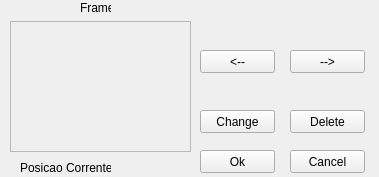
First picture: the form in DEV/Interface/transitionEdit.ui, repository fabriciols/m-fit, before the edit.
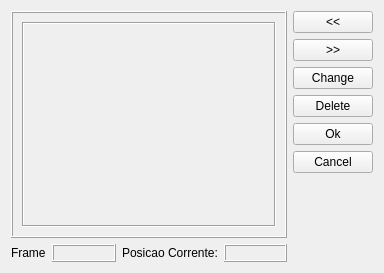
Second picture: the form after the edit.

Commit message: melhorando aquela coisa horrível que o fabrício fez!!! =P

```diff
--- a/DEV/Interface/transitionEdit.ui
+++ b/DEV/Interface/transitionEdit.ui
@@ -5,185 +5,171 @@
    <rect>
     <x>0</x>
     <y>0</y>
-    <width>379</width>
-    <height>177</height>
+    <width>384</width>
+    <height>273</height>
    </rect>
   </property>
+  <property name="sizePolicy" >
+   <sizepolicy vsizetype="Fixed" hsizetype="Fixed" >
+    <horstretch>0</horstretch>
+    <verstretch>0</verstretch>
+   </sizepolicy>
+  </property>
+  <property name="minimumSize" >
+   <size>
+    <width>384</width>
+    <height>273</height>
+   </size>
+  </property>
+  <property name="maximumSize" >
+   <size>
+    <width>384</width>
+    <height>273</height>
+   </size>
+  </property>
   <property name="windowTitle" >
    <string>Form</string>
   </property>
+  <layout class="QGridLayout" name="gridLayout" >
+   <item row="7" column="5" >
+    <widget class="QLabel" name="labelFramePos" >
+     <property name="text" >
+      <string/>
+     </property>
+    </widget>
+   </item>
+   <item row="15" column="0" >
   <widget class="QLabel" name="label" >
-   <property name="geometry" >
-    <rect>
-     <x>80</x>
-     <y>0</y>
-     <width>31</width>
-     <height>16</height>
-    </rect>
+     <property name="maximumSize" >
+      <size>
+       <width>35</width>
+       <height>16777215</height>
+      </size>
    </property>
    <property name="text" >
-    <string>Frame</string>
-   </property>
-  </widget>
-  <widget class="QPushButton" name="changeButton" >
-   <property name="geometry" >
-    <rect>
-     <x>200</x>
-     <y>110</y>
-     <width>75</width>
-     <height>23</height>
-    </rect>
-   </property>
-   <property name="text" >
-    <string>Change</string>
-   </property>
-  </widget>
-  <widget class="QPushButton" name="deleteButton" >
-   <property name="geometry" >
-    <rect>
-     <x>290</x>
-     <y>110</y>
-     <width>75</width>
-     <height>23</height>
-    </rect>
-   </property>
+      <string>Frame:</string>
+     </property>
+     <property name="textFormat" >
+      <enum>Qt::RichText</enum>
+     </property>
+    </widget>
+   </item>
+   <item row="15" column="1" >
+    <widget class="QLabel" name="labelTransitionName" >
+     <property name="frameShape" >
+      <enum>QFrame::Box</enum>
+     </property>
+     <property name="frameShadow" >
+      <enum>QFrame::Raised</enum>
+     </property>
    <property name="text" >
-    <string>Delete</string>
-   </property>
-  </widget>
-  <widget class="QPushButton" name="cancelButton" >
-   <property name="geometry" >
-    <rect>
-     <x>290</x>
-     <y>150</y>
-     <width>75</width>
-     <height>23</height>
-    </rect>
-   </property>
+      <string/>
+     </property>
+    </widget>
+   </item>
+   <item row="15" column="2" >
+    <widget class="QLabel" name="label_2" >
    <property name="text" >
-    <string>Cancel</string>
-   </property>
-  </widget>
+      <string>Posicao Corrente:</string>
+     </property>
+    </widget>
+   </item>
+   <item rowspan="14" row="1" column="0" colspan="4" >
   <widget class="QFrame" name="frame" >
-   <property name="geometry" >
-    <rect>
-     <x>10</x>
-     <y>21</y>
-     <width>181</width>
-     <height>131</height>
-    </rect>
-   </property>
    <property name="frameShape" >
-    <enum>QFrame::StyledPanel</enum>
+      <enum>QFrame::Box</enum>
    </property>
    <property name="frameShadow" >
     <enum>QFrame::Raised</enum>
    </property>
+     <layout class="QGridLayout" name="gridLayout_2" >
+      <item row="0" column="0" >
    <widget class="QLabel" name="labelPreview" >
-    <property name="geometry" >
-     <rect>
-      <x>0</x>
-      <y>0</y>
-      <width>180</width>
-      <height>131</height>
-     </rect>
-    </property>
+        <property name="frameShape" >
+         <enum>QFrame::Box</enum>
+        </property>
+        <property name="frameShadow" >
+         <enum>QFrame::Sunken</enum>
+        </property>
     <property name="text" >
      <string/>
     </property>
    </widget>
-  </widget>
+      </item>
+     </layout>
+     <zorder>labelPreview</zorder>
+     <zorder>labelCurrentPos</zorder>
+    </widget>
+   </item>
+   <item row="15" column="3" >
+    <widget class="QLabel" name="labelCurrentPos" >
+     <property name="frameShape" >
+      <enum>QFrame::Box</enum>
+     </property>
+     <property name="frameShadow" >
+      <enum>QFrame::Raised</enum>
+     </property>
+     <property name="text" >
+      <string/>
+     </property>
+    </widget>
+   </item>
+   <item row="1" column="5" >
   <widget class="QPushButton" name="backButton" >
-   <property name="geometry" >
-    <rect>
-     <x>200</x>
-     <y>50</y>
-     <width>75</width>
-     <height>23</height>
-    </rect>
-   </property>
    <property name="text" >
-    <string>&lt;--</string>
-   </property>
-  </widget>
+      <string>&lt;&lt;</string>
+     </property>
+    </widget>
+   </item>
+   <item row="2" column="5" >
   <widget class="QPushButton" name="forwardButton" >
-   <property name="geometry" >
-    <rect>
-     <x>290</x>
-     <y>50</y>
-     <width>75</width>
-     <height>23</height>
-    </rect>
-   </property>
    <property name="text" >
-    <string>--></string>
-   </property>
-  </widget>
-  <widget class="QLabel" name="labelTransitionName" >
-   <property name="geometry" >
-    <rect>
-     <x>220</x>
-     <y>10</y>
-     <width>111</width>
-     <height>16</height>
-    </rect>
-   </property>
+      <string>>></string>
+     </property>
+    </widget>
+   </item>
+   <item row="3" column="5" >
+    <widget class="QPushButton" name="changeButton" >
    <property name="text" >
-    <string/>
-   </property>
-  </widget>
-  <widget class="QLabel" name="labelFramePos" >
-   <property name="geometry" >
-    <rect>
-     <x>260</x>
-     <y>26</y>
-     <width>41</width>
-     <height>20</height>
-    </rect>
-   </property>
+      <string>Change</string>
+     </property>
+    </widget>
+   </item>
+   <item row="4" column="5" >
+    <widget class="QPushButton" name="deleteButton" >
    <property name="text" >
-    <string/>
-   </property>
-  </widget>
+      <string>Delete</string>
+     </property>
+    </widget>
+   </item>
+   <item row="5" column="5" >
   <widget class="QPushButton" name="okButton" >
-   <property name="geometry" >
-    <rect>
-     <x>200</x>
-     <y>150</y>
-     <width>75</width>
-     <height>23</height>
-    </rect>
-   </property>
    <property name="text" >
     <string>Ok</string>
    </property>
   </widget>
-  <widget class="QLabel" name="label_2" >
-   <property name="geometry" >
-    <rect>
-     <x>20</x>
-     <y>160</y>
-     <width>91</width>
-     <height>16</height>
-    </rect>
-   </property>
+   </item>
+   <item row="6" column="5" >
+    <widget class="QPushButton" name="cancelButton" >
    <property name="text" >
-    <string>Posicao Corrente:</string>
-   </property>
-  </widget>
-  <widget class="QLabel" name="labelCurrentPos" >
-   <property name="geometry" >
-    <rect>
-     <x>110</x>
-     <y>161</y>
-     <width>46</width>
-     <height>14</height>
-    </rect>
-   </property>
-   <property name="text" >
-    <string/>
-   </property>
-  </widget>
+      <string>Cancel</string>
+     </property>
+    </widget>
+   </item>
+  </layout>
+  <zorder>labelFramePos</zorder>
+  <zorder>horizontalSpacer</zorder>
+  <zorder>label</zorder>
+  <zorder>labelTransitionName</zorder>
+  <zorder>label_2</zorder>
+  <zorder>frame</zorder>
+  <zorder>labelCurrentPos</zorder>
+  <zorder>backButton</zorder>
+  <zorder>forwardButton</zorder>
+  <zorder>changeButton</zorder>
+  <zorder>deleteButton</zorder>
+  <zorder>okButton</zorder>
+  <zorder>cancelButton</zorder>
  </widget>
  <resources/>
  <connections/>
```
Lines whose indentation alone changed are shown as unchanged.
